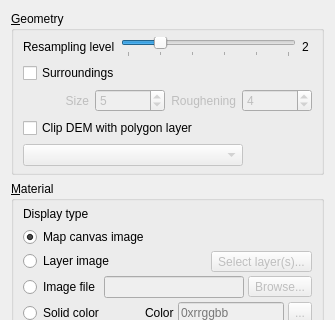
minorua/Qgis2threejs, file ui/demproperties.ui: the form before one commit; both pictures show x 0 to 335 and y 0 to 320 of the 335 by 533 pixel window.
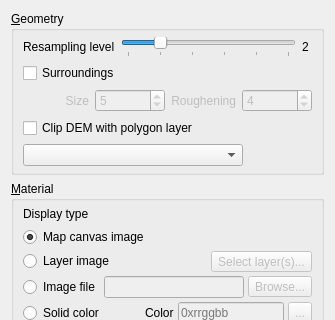
The form after the commit.

Commit message: DEM properties page: hide sub items when checkbox is unchecked

Diff of the .ui file:
```diff
--- a/ui/demproperties.ui
+++ b/ui/demproperties.ui
@@ -183,9 +183,6 @@
         </item>
         <item>
          <widget class="QComboBox" name="comboBox_ClipLayer">
-          <property name="enabled">
-           <bool>false</bool>
-          </property>
           <property name="sizePolicy">
            <sizepolicy hsizetype="Expanding" vsizetype="Fixed">
             <horstretch>0</horstretch>
```
Left out of the diff: 2 changed lines with no effect on the pictures. The commit also changes 2 other files.
